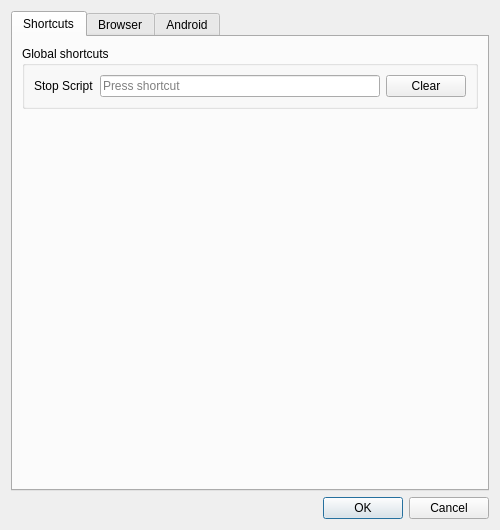
Qt form botfather/gui/config_dialog.ui (botfatherio/botfather) before a commit.
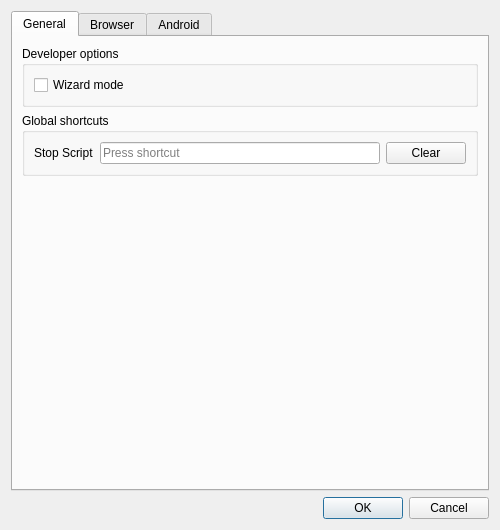
The same form after that commit. Icons and pictures are not drawn.

Commit message: Add developer mode setting

The edit to the form file:
```diff
--- a/botfather/gui/config_dialog.ui
+++ b/botfather/gui/config_dialog.ui
@@ -25,9 +25,25 @@
      </property>
      <widget class="QWidget" name="tab_3">
       <attribute name="title">
-       <string>Shortcuts</string>
+       <string>General</string>
       </attribute>
       <layout class="QVBoxLayout" name="verticalLayout_8">
+       <item>
+        <widget class="QGroupBox" name="groupBox_4">
+         <property name="title">
+          <string>Developer options</string>
+         </property>
+         <layout class="QVBoxLayout" name="verticalLayout_9">
+          <item>
+           <widget class="QCheckBox" name="devmode">
+            <property name="text">
+             <string>Wizard mode</string>
+            </property>
+           </widget>
+          </item>
+         </layout>
+        </widget>
+       </item>
        <item>
         <widget class="QGroupBox" name="groupBox">
          <property name="title">
```
The commit also changes 2 other files.
